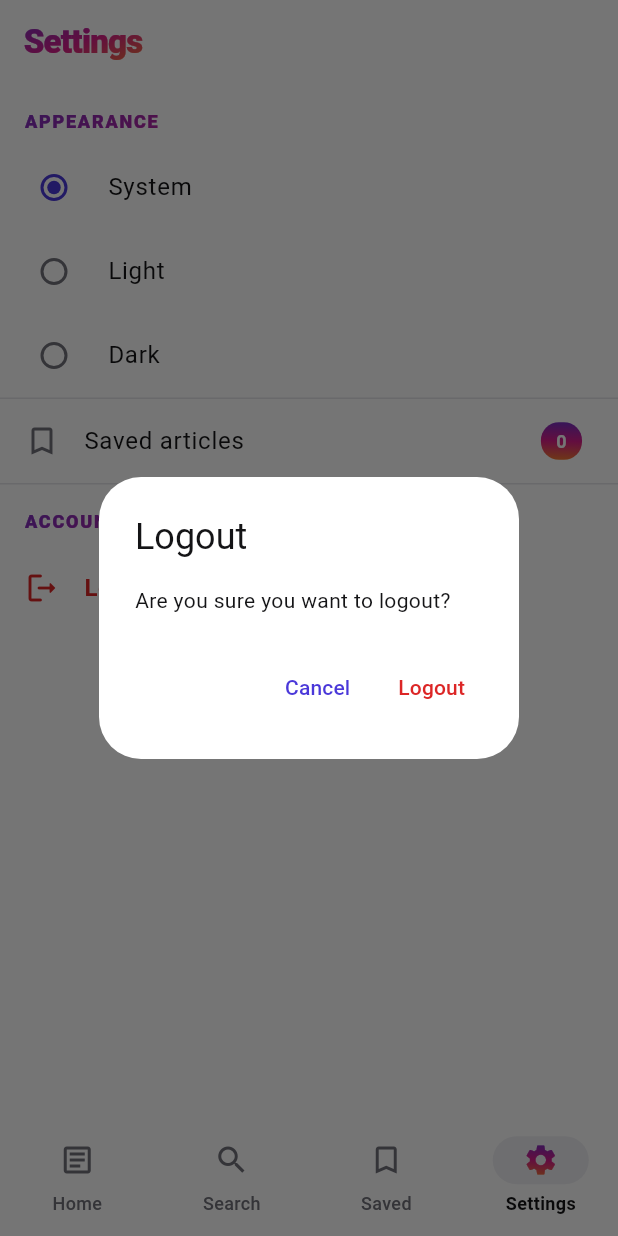
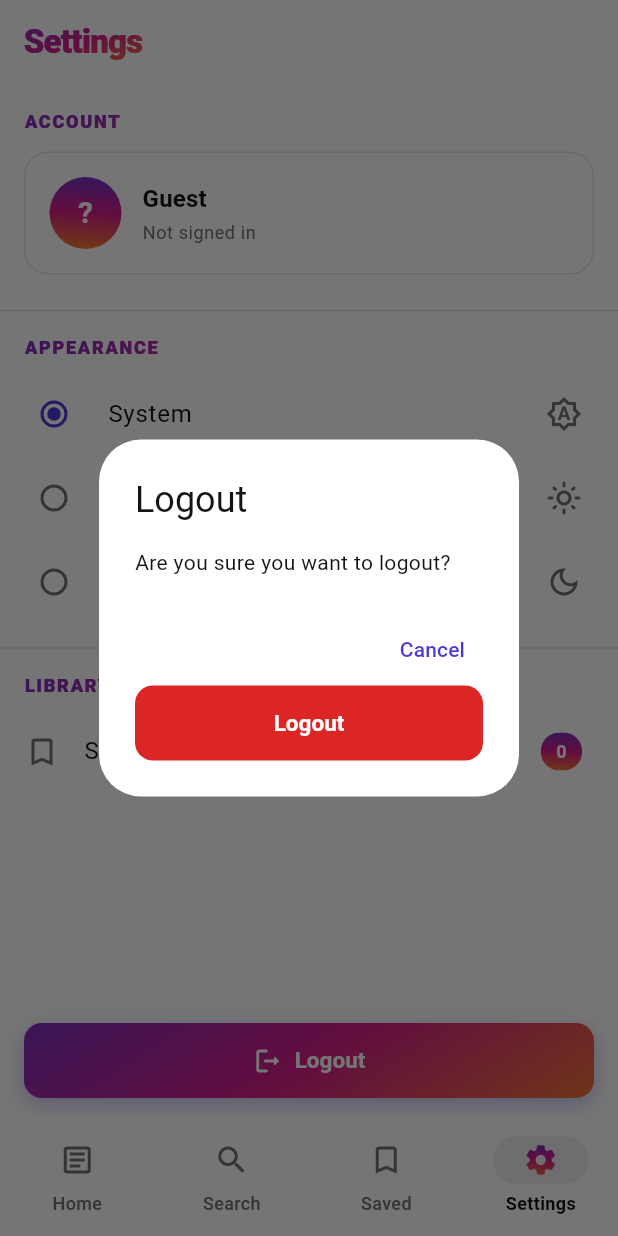
Before and after one commit to pandeji007/dailyfeed, a Flutter app: the SettingsScreen screen opened by its route, after a tap on "Logout", on a phone screen of 412 x 824 dp. Run offline on Flutter 3.47's test engine with Material 3 defaults, Android fonts, the phone set to English and light mode, and no system bars; our stand-ins replace cached_network_image, dio, flutter_riverpod, go_router, hive_flutter; accounts and stored records are empty.

Commit message:
ui changes in settings page

```diff
--- a/lib/presentation/screens/settings_screen.dart
+++ b/lib/presentation/screens/settings_screen.dart
@@ -1,12 +1,11 @@
 import 'package:dailyfeed/core/app_theme.dart';
-import 'package:dailyfeed/core/constants.dart';
 import 'package:dailyfeed/presentation/providers/auth_provider.dart';
 import 'package:dailyfeed/presentation/providers/bookmark_provider.dart';
 import 'package:dailyfeed/presentation/providers/theme_provider.dart';
+import 'package:dailyfeed/presentation/widgets/gradient_button.dart';
 import 'package:dailyfeed/presentation/widgets/gradient_text.dart';
 import 'package:flutter/material.dart';
 import 'package:flutter_riverpod/flutter_riverpod.dart';
-import 'package:go_router/go_router.dart';
 
 class SettingsScreen extends ConsumerWidget {
   const SettingsScreen({super.key});
@@ -22,10 +21,11 @@ class SettingsScreen extends ConsumerWidget {
             onPressed: () => Navigator.of(dialogContext).pop(false),
             child: const Text('Cancel'),
           ),
-          TextButton(
+          FilledButton(
             onPressed: () => Navigator.of(dialogContext).pop(true),
-            style: TextButton.styleFrom(
-              foregroundColor: Theme.of(dialogContext).colorScheme.error,
+            style: FilledButton.styleFrom(
+              backgroundColor: Theme.of(dialogContext).colorScheme.error,
+              foregroundColor: Theme.of(dialogContext).colorScheme.onError,
             ),
             child: const Text('Logout'),
           ),
@@ -33,12 +33,11 @@ class SettingsScreen extends ConsumerWidget {
       ),
     );
 
-    if (confirmed == true) {
-      await ref.read(authProvider.notifier).logout();
-      if (context.mounted) {
-        GoRouter.maybeOf(context)?.go(Routes.login);
-      }
-    }
+    if (confirmed != true) return;
+    if (!context.mounted) return;
+
+    // Let the router's redirect handle the navigation — don't call context.go here.
+    await ref.read(authProvider.notifier).logout();
   }
 
   @override
@@ -46,6 +45,8 @@ class SettingsScreen extends ConsumerWidget {
     final mode = ref.watch(themeProvider);
     final bookmarkCount = ref.watch(bookmarksProvider).length;
     final authState = ref.watch(authProvider);
+    final theme = Theme.of(context);
+    final email = authState.email ?? '';
 
     return Scaffold(
       appBar: AppBar(
@@ -58,11 +59,101 @@ class SettingsScreen extends ConsumerWidget {
           ),
         ),
       ),
+      bottomNavigationBar: SafeArea(
+        child: Padding(
+          padding: const EdgeInsets.fromLTRB(16, 8, 16, 12),
+          child: GradientButton(
+            onPressed: () => _confirmLogout(context, ref),
+            child: const Row(
+              mainAxisAlignment: MainAxisAlignment.center,
+              children: <Widget>[
+                Icon(Icons.logout_rounded, size: 20),
+                SizedBox(width: 8),
+                Text('Logout'),
+              ],
+            ),
+          ),
+        ),
+      ),
       body: ListView(
+        padding: const EdgeInsets.only(bottom: 32),
         children: <Widget>[
-          const Padding(
-            padding: EdgeInsets.fromLTRB(16, 16, 16, 8),
+          // ───────────────────────── ACCOUNT (top) ─────────────────────────
+          Padding(
+            padding: const EdgeInsets.fromLTRB(16, 16, 16, 4),
             child: GradientText(
+              'ACCOUNT',
+              style: const TextStyle(
+                fontSize: 12,
+                fontWeight: FontWeight.w800,
+                letterSpacing: 1.2,
+              ),
+            ),
+          ),
+          Padding(
+            padding: const EdgeInsets.fromLTRB(16, 8, 16, 8),
+            child: Container(
+              padding: const EdgeInsets.all(16),
+              decoration: BoxDecoration(
+                borderRadius: BorderRadius.circular(16),
+                border: Border.all(color: theme.colorScheme.outlineVariant),
+                color: theme.colorScheme.surfaceContainerLow,
+              ),
+              child: Row(
+                children: <Widget>[
+                  Container(
+                    width: 48,
+                    height: 48,
+                    decoration: const BoxDecoration(
+                      gradient: AppTheme.primaryGradient,
+                      shape: BoxShape.circle,
+                    ),
+                    alignment: Alignment.center,
+                    child: Text(
+                      email.isNotEmpty ? email[0].toUpperCase() : '?',
+                      style: const TextStyle(
+                        color: Colors.white,
+                        fontSize: 20,
+                        fontWeight: FontWeight.w700,
+                      ),
+                    ),
+                  ),
+                  const SizedBox(width: 14),
+                  Expanded(
+                    child: Column(
+                      crossAxisAlignment: CrossAxisAlignment.start,
+                      children: <Widget>[
+                        Text(
+                          email.isNotEmpty ? email.split('@').first : 'Guest',
+                          style: theme.textTheme.titleMedium?.copyWith(
+                            fontWeight: FontWeight.w700,
+                          ),
+                          maxLines: 1,
+                          overflow: TextOverflow.ellipsis,
+                        ),
+                        const SizedBox(height: 2),
+                        Text(
+                          email.isNotEmpty ? email : 'Not signed in',
+                          style: theme.textTheme.bodySmall?.copyWith(
+                            color: theme.colorScheme.onSurfaceVariant,
+                          ),
+                          maxLines: 1,
+                          overflow: TextOverflow.ellipsis,
+                        ),
+                      ],
+                    ),
+                  ),
+                ],
+              ),
+            ),
+          ),
+
+          const Divider(height: 32),
+
+          // ───────────────────────── APPEARANCE ─────────────────────────
+          Padding(
+            padding: const EdgeInsets.fromLTRB(16, 0, 16, 8),
+            child: const GradientText(
               'APPEARANCE',
               style: TextStyle(
                 fontSize: 12,
@@ -76,20 +167,37 @@ class SettingsScreen extends ConsumerWidget {
             groupValue: mode,
             onChanged: (m) => ref.read(themeProvider.notifier).setMode(m!),
             title: const Text('System'),
+            secondary: const Icon(Icons.brightness_auto_outlined),
           ),
           RadioListTile<ThemeMode>(
             value: ThemeMode.light,
             groupValue: mode,
             onChanged: (m) => ref.read(themeProvider.notifier).setMode(m!),
             title: const Text('Light'),
+            secondary: const Icon(Icons.light_mode_outlined),
           ),
           RadioListTile<ThemeMode>(
             value: ThemeMode.dark,
             groupValue: mode,
             onChanged: (m) => ref.read(themeProvider.notifier).setMode(m!),
             title: const Text('Dark'),
+            secondary: const Icon(Icons.dark_mode_outlined),
           ),
-          const Divider(),
+
+          const Divider(height: 32),
+
+          // ───────────────────────── LIBRARY ─────────────────────────
+          Padding(
+            padding: const EdgeInsets.fromLTRB(16, 0, 16, 8),
+            child: const GradientText(
+              'LIBRARY',
+              style: TextStyle(
+                fontSize: 12,
+                fontWeight: FontWeight.w800,
+                letterSpacing: 1.2,
+              ),
+            ),
+          ),
           ListTile(
             leading: const Icon(Icons.bookmark_border),
             title: const Text('Saved articles'),
@@ -109,38 +217,6 @@ class SettingsScreen extends ConsumerWidget {
               ),
             ),
           ),
-          const Divider(),
-          const Padding(
-            padding: EdgeInsets.fromLTRB(16, 16, 16, 8),
-            child: GradientText(
-              'ACCOUNT',
-              style: TextStyle(
-                fontSize: 12,
-                fontWeight: FontWeight.w800,
-                letterSpacing: 1.2,
-              ),
-            ),
-          ),
-          if (authState.email != null && authState.email!.isNotEmpty)
-            ListTile(
-              leading: const Icon(Icons.person_outline),
-              title: const Text('Logged in as'),
-              subtitle: Text(authState.email!),
-            ),
-          ListTile(
-            leading: Icon(
-              Icons.logout_rounded,
-              color: Theme.of(context).colorScheme.error,
-            ),
-            title: Text(
-              'Logout',
-              style: TextStyle(
-                color: Theme.of(context).colorScheme.error,
-                fontWeight: FontWeight.w600,
-              ),
-            ),
-            onTap: () => _confirmLogout(context, ref),
-          ),
         ],
       ),
     );
```
